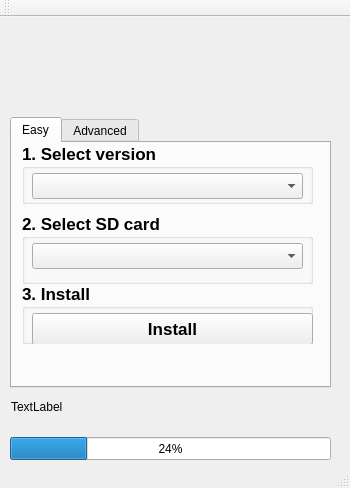
Old version of the form mainwindow.ui in the repository xbianonpi/xbian-installer-universal.
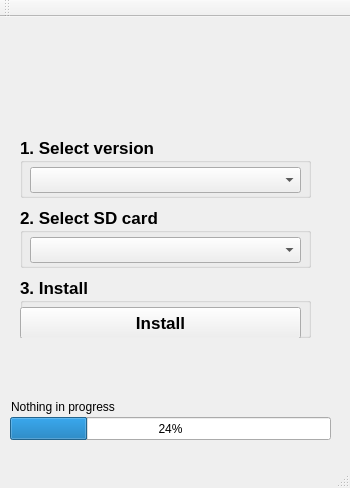
New version of the form.

```diff
--- a/mainwindow.ui
+++ b/mainwindow.ui
@@ -32,143 +32,11 @@
    <bool>true</bool>
   </property>
   <widget class="QWidget" name="centralWidget">
-   <widget class="QTabWidget" name="tabWidget">
-    <property name="geometry">
-     <rect>
-      <x>10</x>
-      <y>100</y>
-      <width>321</width>
-      <height>271</height>
-     </rect>
-    </property>
-    <property name="currentIndex">
-     <number>0</number>
-    </property>
-    <widget class="QWidget" name="Easy">
-     <attribute name="title">
-      <string>Easy</string>
-     </attribute>
-     <widget class="QGroupBox" name="groupBox">
-      <property name="geometry">
-       <rect>
-        <x>10</x>
-        <y>0</y>
-        <width>291</width>
-        <height>61</height>
-       </rect>
-      </property>
-      <property name="font">
-       <font>
-        <family>Arial</family>
-        <pointsize>13</pointsize>
-        <weight>75</weight>
-        <bold>true</bold>
-       </font>
-      </property>
-      <property name="title">
-       <string>1. Select version</string>
-      </property>
-      <widget class="QComboBox" name="cbVersions">
-       <property name="geometry">
-        <rect>
-         <x>10</x>
-         <y>30</y>
-         <width>271</width>
-         <height>26</height>
-        </rect>
-       </property>
-      </widget>
-     </widget>
-     <widget class="QGroupBox" name="groupBox_2">
-      <property name="geometry">
-       <rect>
-        <x>10</x>
-        <y>70</y>
-        <width>291</width>
-        <height>71</height>
-       </rect>
-      </property>
-      <property name="font">
-       <font>
-        <family>Arial</family>
-        <pointsize>13</pointsize>
-        <weight>75</weight>
-        <bold>true</bold>
-       </font>
-      </property>
-      <property name="title">
-       <string>2. Select SD card</string>
-      </property>
-      <widget class="QComboBox" name="cbVolumes">
-       <property name="geometry">
-        <rect>
-         <x>10</x>
-         <y>30</y>
-         <width>271</width>
-         <height>26</height>
-        </rect>
-       </property>
-      </widget>
-     </widget>
-     <widget class="QGroupBox" name="groupBox_3">
-      <property name="geometry">
-       <rect>
-        <x>10</x>
-        <y>140</y>
-        <width>291</width>
-        <height>61</height>
-       </rect>
-      </property>
-      <property name="font">
-       <font>
-        <family>Arial</family>
-        <pointsize>13</pointsize>
-        <weight>75</weight>
-        <bold>true</bold>
-       </font>
-      </property>
-      <property name="title">
-       <string>3. Install</string>
-      </property>
-      <widget class="QPushButton" name="btInstall">
-       <property name="geometry">
-        <rect>
-         <x>10</x>
-         <y>30</y>
-         <width>281</width>
-         <height>32</height>
-        </rect>
-       </property>
-       <property name="text">
-        <string>Install</string>
-       </property>
-      </widget>
-     </widget>
-    </widget>
-    <widget class="QWidget" name="widget">
-     <attribute name="title">
-      <string>Advanced</string>
-     </attribute>
-     <widget class="QLabel" name="label">
-      <property name="geometry">
-       <rect>
-        <x>100</x>
-        <y>110</y>
-        <width>161</width>
-        <height>16</height>
-       </rect>
-      </property>
-      <property name="text">
-       <string>Coming soon...</string>
-      </property>
-     </widget>
-    </widget>
-   </widget>
    <widget class="QProgressBar" name="progressBar">
     <property name="geometry">
      <rect>
       <x>10</x>
-      <y>420</y>
+      <y>400</y>
       <width>321</width>
       <height>23</height>
      </rect>
@@ -187,8 +55,107 @@
      </rect>
     </property>
     <property name="text">
-     <string>TextLabel</string>
+     <string>Nothing in progress</string>
     </property>
+    <property name="wordWrap">
+     <bool>false</bool>
+    </property>
+   </widget>
+   <widget class="QGroupBox" name="gbInstall">
+    <property name="geometry">
+     <rect>
+      <x>20</x>
+      <y>260</y>
+      <width>291</width>
+      <height>61</height>
+     </rect>
+    </property>
+    <property name="font">
+     <font>
+      <family>Arial</family>
+      <pointsize>13</pointsize>
+      <weight>75</weight>
+      <bold>true</bold>
+     </font>
+    </property>
+    <property name="title">
+     <string>3. Install</string>
+    </property>
+    <widget class="QPushButton" name="btInstall">
+     <property name="geometry">
+      <rect>
+       <x>0</x>
+       <y>30</y>
+       <width>281</width>
+       <height>32</height>
+      </rect>
+     </property>
+     <property name="text">
+      <string>Install</string>
+     </property>
+    </widget>
+   </widget>
+   <widget class="QGroupBox" name="gbSelectVersion">
+    <property name="geometry">
+     <rect>
+      <x>20</x>
+      <y>120</y>
+      <width>291</width>
+      <height>61</height>
+     </rect>
+    </property>
+    <property name="font">
+     <font>
+      <family>Arial</family>
+      <pointsize>13</pointsize>
+      <weight>75</weight>
+      <bold>true</bold>
+     </font>
+    </property>
+    <property name="title">
+     <string>1. Select version</string>
+    </property>
+    <widget class="QComboBox" name="cbVersions">
+     <property name="geometry">
+      <rect>
+       <x>10</x>
+       <y>30</y>
+       <width>271</width>
+       <height>26</height>
+      </rect>
+     </property>
+    </widget>
+   </widget>
+   <widget class="QGroupBox" name="gbSelectSDCard">
+    <property name="geometry">
+     <rect>
+      <x>20</x>
+      <y>190</y>
+      <width>291</width>
+      <height>61</height>
+     </rect>
+    </property>
+    <property name="font">
+     <font>
+      <family>Arial</family>
+      <pointsize>13</pointsize>
+      <weight>75</weight>
+      <bold>true</bold>
+     </font>
+    </property>
+    <property name="title">
+     <string>2. Select SD card</string>
+    </property>
+    <widget class="QComboBox" name="cbVolumes">
+     <property name="geometry">
+      <rect>
+       <x>10</x>
+       <y>30</y>
+       <width>271</width>
+       <height>26</height>
+      </rect>
+     </property>
+    </widget>
    </widget>
   </widget>
   <widget class="QMenuBar" name="menuBar">
```
Left out of the diff: 2 changed lines with no effect on the pictures.
